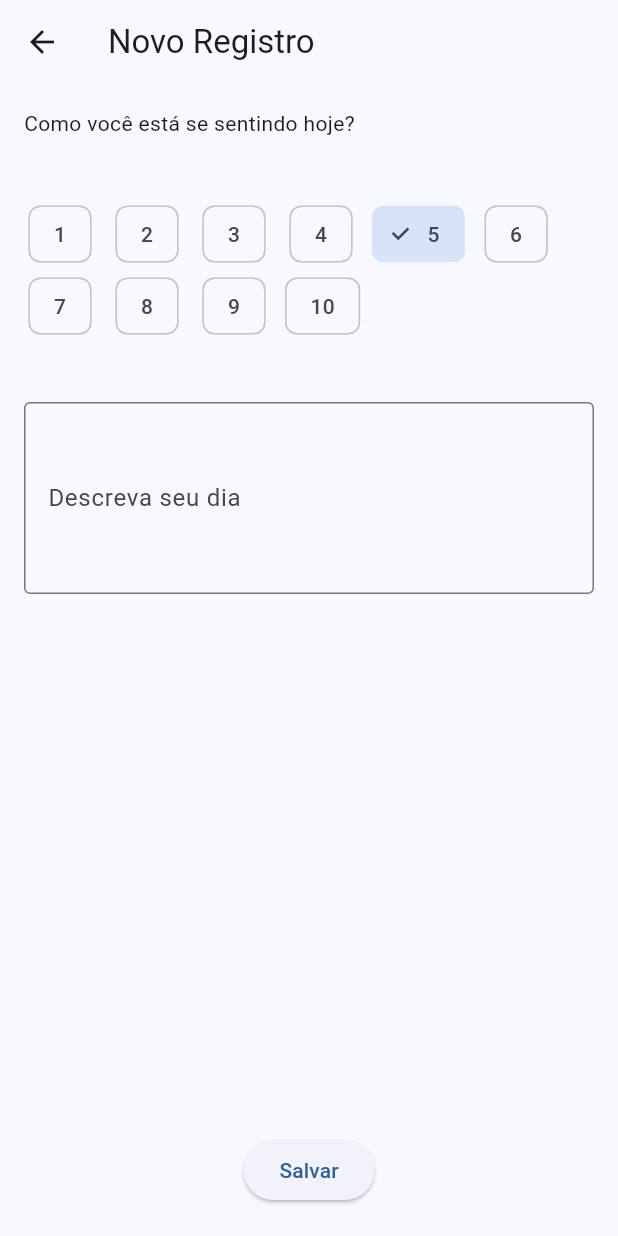
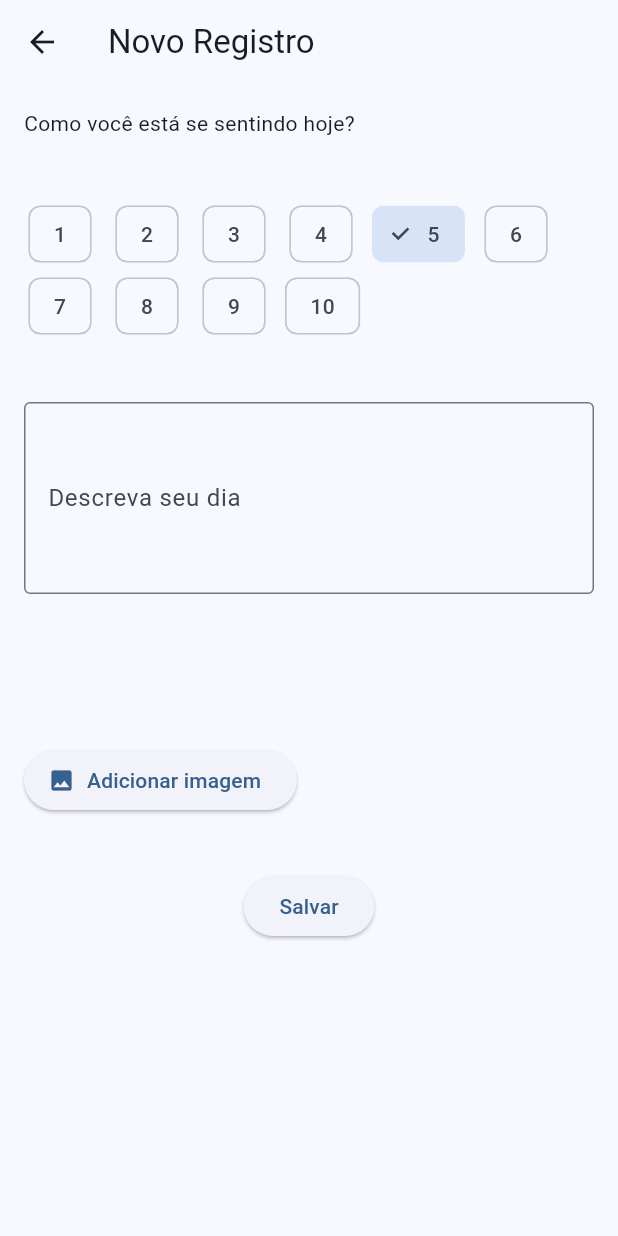
Before and after one commit to kjhdsm/app_diario_humor, a Flutter app: the screen it shows after launch, after a tap on the "add" icon, on a phone screen of 412 x 824 dp. Run offline on Flutter 3.47's test engine with Material 3 defaults, Android fonts, the phone set to English and light mode, and no system bars; our stand-ins replace image_picker, sqflite; accounts and stored records are empty.

Commit message:
uso da camera

```diff
--- a/lib/core/dao_registro.dart
+++ b/lib/core/dao_registro.dart
@@ -7,11 +7,11 @@ class RegistroDao {
 
   Future<int> inserirRegistro(registroModel registro) async {
     final db = await AppDataBase.database;
+    print('IMAGEM:' + registro.imagePath.toString());
     return await db.insert(
         'registros',
         registro.toMap(),
         conflictAlgorithm: ConflictAlgorithm.replace,
-
     );
   }
 
--- a/lib/core/database.dart
+++ b/lib/core/database.dart
@@ -1,5 +1,12 @@
 import 'package:sqflite/sqflite.dart';
 import 'package:path/path.dart';
+
+Future<void> deleteDb() async {
+  String dbPath = await getDatabasesPath();
+  String path = join(dbPath, 'diario_humor.db');
+  await deleteDatabase(path);
+  print('Banco de dados deletado.');
+}
 
 class AppDataBase {
   static Database? _db;
@@ -25,9 +32,10 @@ class AppDataBase {
   static Future _onCreate(Database db, int version) async {
     await db.execute('''
       CREATE TABLE registros(
-        date TEXT PRIMARY KEY
+        date TEXT PRIMARY KEY,
         text TEXT,
         mood INTEGER,
+        image TEXT
       )
     ''');
   }
@@ -37,4 +45,6 @@ class AppDataBase {
     db.close();
   }
 
+
+
 }
--- a/lib/main.dart
+++ b/lib/main.dart
@@ -1,10 +1,12 @@
 import 'package:app_diario/pages/home_page.dart';
-import 'package:app_diario/service/image_picker_widget.dart';
 import 'package:flutter/material.dart';
+import 'package:path/path.dart';
+import 'package:sqflite/sqflite.dart';
 import 'core/database.dart';
 
 void main() async {
   WidgetsFlutterBinding.ensureInitialized();
+  await deleteDb();
   await AppDataBase.database;
   runApp(const MyApp());
 }
@@ -21,6 +23,7 @@ class MyApp extends StatelessWidget {
       ),
       home: const HomePage(),
       debugShowCheckedModeBanner: false,
+
       // home: const ImagePickerWidget(),
     );
   }
--- a/lib/models/registro_model.dart
+++ b/lib/models/registro_model.dart
@@ -2,19 +2,29 @@ class registroModel {
   final String descricao;
   final int humor;
   final DateTime data;
+  final String? imagePath;
+
   registroModel({
     required this.descricao,
     required this.humor,
-    required this.data }
-  );
+    required this.data,
+    this.imagePath
+  });
+
   Map<String, dynamic> toMap() {
-    return {'text': descricao, 'mood': humor, 'date': data.toIso8601String()};
+    return {'text': descricao,
+      'mood': humor,
+      'date': data.toIso8601String(),
+      'image': imagePath
+    };
   }
+
   factory registroModel.fromMap(Map<String, dynamic> map) {
     return registroModel(
       descricao: map['text'],
       humor: map['mood'],
       data: DateTime.parse(map['date']),
+      imagePath: map['imagePath'],
     );
   }
 }
--- a/lib/pages/home_page.dart
+++ b/lib/pages/home_page.dart
@@ -117,6 +117,7 @@ class _HomePageState extends State<HomePage> {
                               2, '0')}',
                           humor: 'Nota ${entry.humor}',
                           descricao: entry.descricao,
+                          imagePath: entry.imagePath,
                         ),
                       );
                     },
--- a/lib/pages/registro_humor.dart
+++ b/lib/pages/registro_humor.dart
@@ -1,6 +1,8 @@
+import 'dart:io';
 import 'package:app_diario/core/dao_registro.dart';
 import 'package:flutter/material.dart';
 import '../models/registro_model.dart';
+import '../service/adicionar_imagem.dart';
 
 class registroHumor extends StatefulWidget {
   const registroHumor({super.key});
@@ -12,6 +14,7 @@ class registroHumor extends StatefulWidget {
 class _registroHumorState extends State<registroHumor> {
   final TextEditingController _controller = TextEditingController();
   int selectedHumor = 5;
+  File? _imageFile;
 
   void _saveEntry() async {
     final text = _controller.text.trim();
@@ -21,11 +24,12 @@ class _registroHumorState extends State<registroHumor> {
       descricao: text,
       humor: selectedHumor,
       data: DateTime.now(),
+      imagePath: _imageFile?.path,
     );
 
     await RegistroDao().inserirRegistro(newEntry);
 
-    print('Salvando registro: ${newEntry.descricao}, humor ${newEntry.humor}');
+    print('Salvando registro: ${newEntry.descricao}, humor ${newEntry.humor}, imagem ${newEntry.imagePath}');
     Navigator.pop(context, newEntry);
   }
 
@@ -59,7 +63,13 @@ class _registroHumorState extends State<registroHumor> {
               ),
               maxLines: 4,
             ),
-            const SizedBox(height: 360),
+            const SizedBox(height: 100),
+            AdicionarImagemWidget(
+              onImageSelected: (File? image) {
+                _imageFile= image;
+              },
+            ),
+            const SizedBox(height: 24),
             Center(
               child: ElevatedButton(
                 onPressed: _saveEntry,
--- /dev/null
+++ b/lib/service/adicionar_imagem.dart
@@ -0,0 +1,77 @@
+import 'dart:io';
+import 'package:flutter/material.dart';
+import 'package:image_picker/image_picker.dart';
+
+class AdicionarImagemWidget extends StatefulWidget {
+  final void Function(File? image) onImageSelected;
+  const AdicionarImagemWidget({super.key, required this.onImageSelected});
+
+
+  @override
+  State<AdicionarImagemWidget> createState() => _AdicionarImagemWidgetState();
+}
+
+class _AdicionarImagemWidgetState extends State<AdicionarImagemWidget> {
+  File? _imagePicked;
+
+  Future<void> _selecionarImagem(ImageSource source) async {
+    final picker = ImagePicker();
+    final pickedFile = await picker.pickImage(source: source, imageQuality: 85);
+
+    if (pickedFile != null) {
+      setState(() {
+        _imagePicked = File(pickedFile.path);
+      });
+      widget.onImageSelected(_imagePicked);
+    }
+  }
+
+  void _mostrarOpcoes() {
+    showModalBottomSheet(
+      context: context,
+      builder: (_) => SafeArea(
+        child: Wrap(
+          children: [
+            ListTile(
+              leading: const Icon(Icons.camera_alt),
+              title: const Text("Tirar foto"),
+              onTap: () {
+                Navigator.pop(context);
+                _selecionarImagem(ImageSource.camera);
+              },
+            ),
+            ListTile(
+              leading: const Icon(Icons.photo_library),
+              title: const Text("Escolher da galeria"),
+              onTap: () {
+                Navigator.pop(context);
+                _selecionarImagem(ImageSource.gallery);
+              },
+            )
+          ],
+        ),
+      ),
+    );
+  }
+
+  @override
+  Widget build(BuildContext context) {
+    return Column(
+      children: [
+        ElevatedButton.icon(
+          onPressed: _mostrarOpcoes,
+          icon: const Icon(Icons.image),
+          label: const Text("Adicionar imagem"),
+        ),
+        const SizedBox(height: 12),
+        if (_imagePicked != null)
+          Image.file(
+            _imagePicked!,
+            width: 150,
+            height: 150,
+            fit: BoxFit.cover,
+          ),
+      ],
+    );
+  }
+}
```
Also changed, not shown: lib/service/image_picker_widget.dart (deleted, +0 -70 lines), lib/widgets/registro_card.dart (+25 -1 lines).
